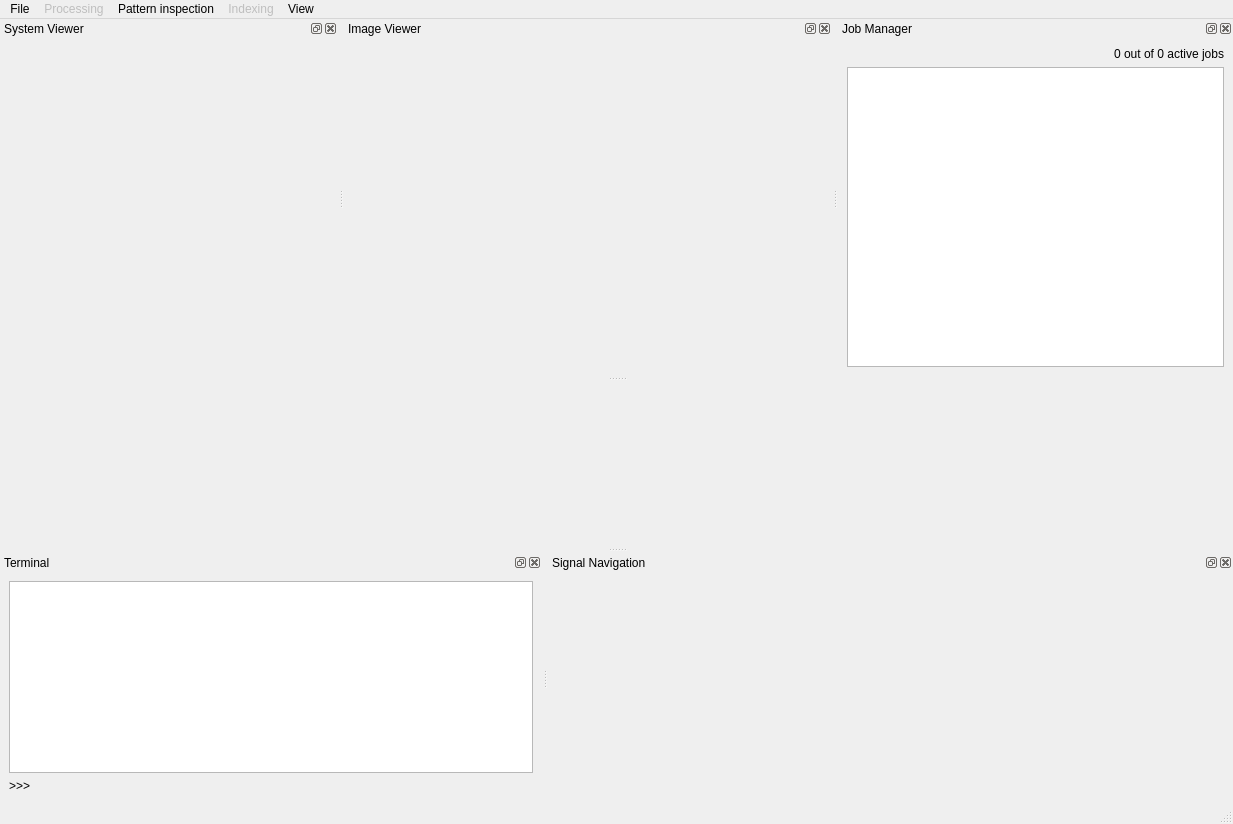
Before: the Qt Designer form ui/main_window.ui in EBSP-Indexer/EBSP-Indexer, drawn with Qt 5.
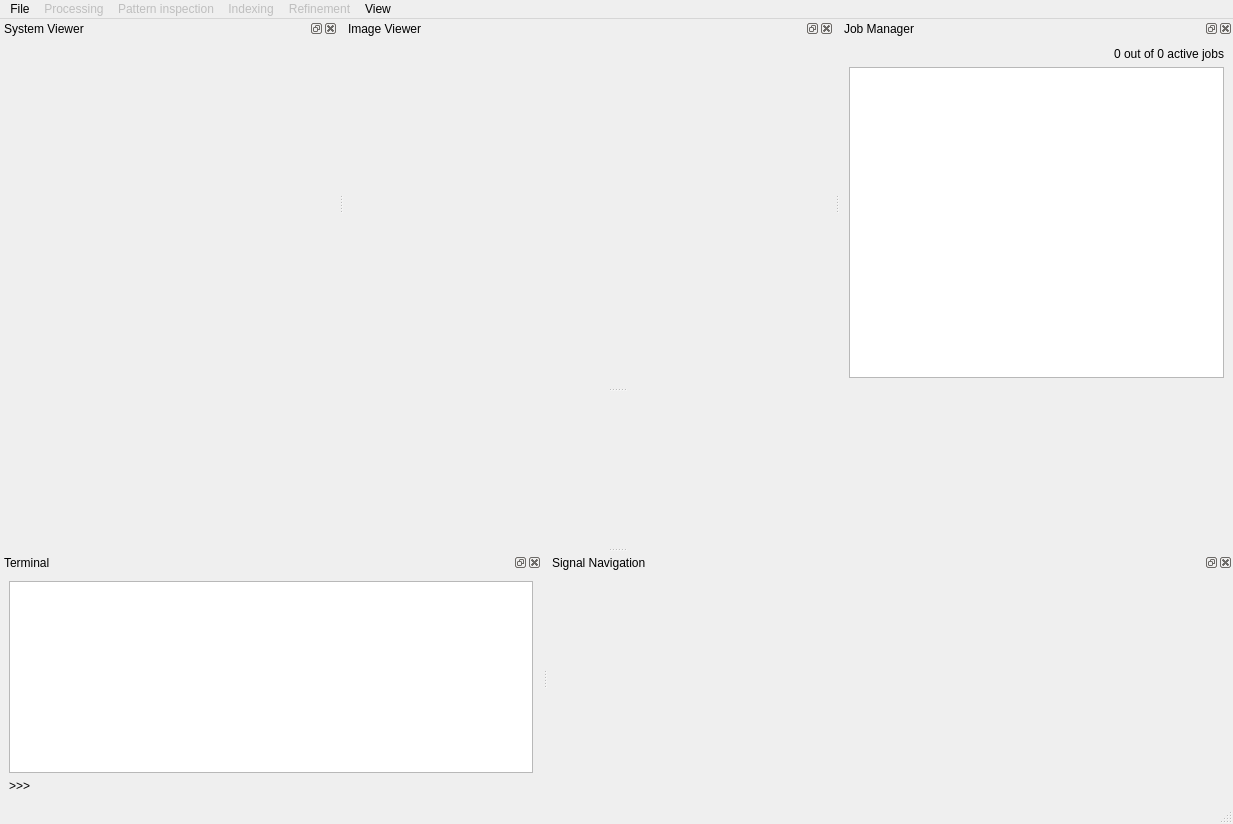
After: the same form once the commit is applied. Icons and pictures are not drawn. Custom widgets are drawn as their Qt base class.

Commit message: Refinement dialog started

```diff
--- a/ui/main_window.ui
+++ b/ui/main_window.ui
@@ -81,9 +81,9 @@
     <addaction name="actionROI"/>
     <addaction name="actionPattern_Center"/>
    </widget>
-   <widget class="QMenu" name="menuPlot">
+   <widget class="QMenu" name="menuPatternInspection">
     <property name="enabled">
-     <bool>true</bool>
+     <bool>false</bool>
     </property>
     <property name="title">
      <string>Pattern inspection</string>
@@ -123,10 +123,20 @@
     <addaction name="actionToggleJob_Manager"/>
     <addaction name="actionToggleSignal_Navigation"/>
    </widget>
+   <widget class="QMenu" name="menuRefinement">
+    <property name="enabled">
+     <bool>false</bool>
+    </property>
+    <property name="title">
+     <string>Refinement</string>
+    </property>
+    <addaction name="actionRefineOrientations"/>
+   </widget>
    <addaction name="menuFile"/>
    <addaction name="menuProcessing"/>
-   <addaction name="menuPlot"/>
+   <addaction name="menuPatternInspection"/>
    <addaction name="menuIndexing"/>
+   <addaction name="menuRefinement"/>
    <addaction name="menuView"/>
   </widget>
   <widget class="QDockWidget" name="dockWidgetTerminal">
@@ -209,8 +219,8 @@
    </property>
    <property name="minimumSize">
     <size>
-     <width>0</width>
-     <height>0</height>
+     <width>342</width>
+     <height>368</height>
     </size>
    </property>
    <property name="windowTitle">
```
Left out of the diff: 13 changed lines with no effect on the pictures. The commit also changes 8 other files.
